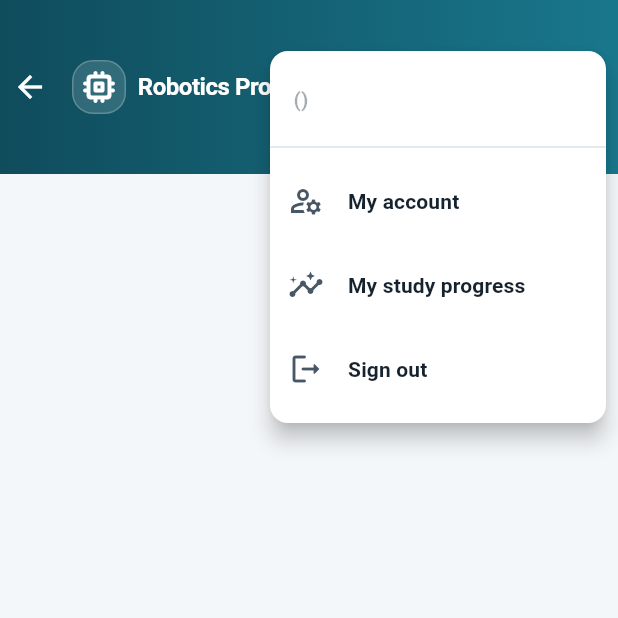
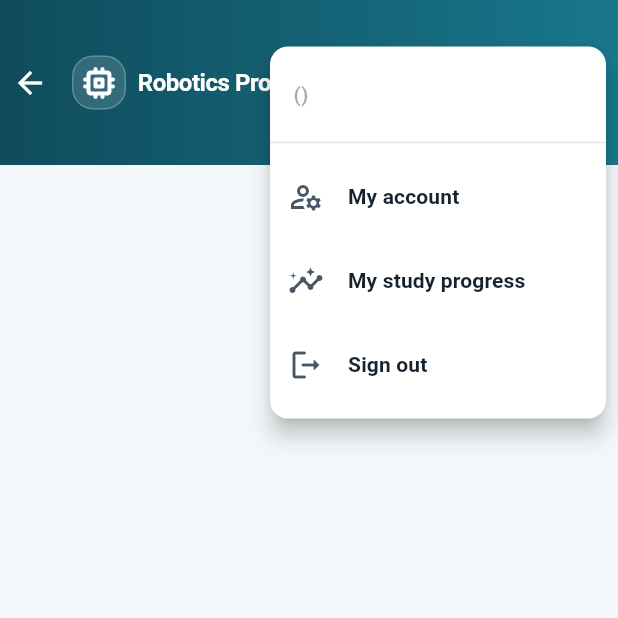
Before and after one commit to CS-Ponkoj/Robotics-Programming-Lab-Live, a Flutter app: the LandingPageFrame screen opened directly with empty values, after a tap on the "account circle" icon, on a phone screen of 412 x 824 dp, the top half of it. Run offline on Flutter 3.47's test engine with Material 3 defaults, Android fonts, the phone set to English and light mode, and no system bars; our stand-ins replace flutter_widget_from_html, shared_preferences, web; missing offline and left inert: dart:js_interop, flutter_code_editor, highlight; accounts and stored records are empty; network calls fail; project files that could hold a hidden picture were left out.

Commit message:
Reduce the home header height by 5 percent

```diff
--- a/frontend/lib/widgets/landing_page_header.dart
+++ b/frontend/lib/widgets/landing_page_header.dart
@@ -19,7 +19,7 @@ class LandingPageHeader extends StatelessWidget implements PreferredSizeWidget {
   final VoidCallback? onHome;
 
   @override
-  Size get preferredSize => const Size.fromHeight(116);
+  Size get preferredSize => const Size.fromHeight(110);
 
   @override
   Widget build(BuildContext context) {
```
